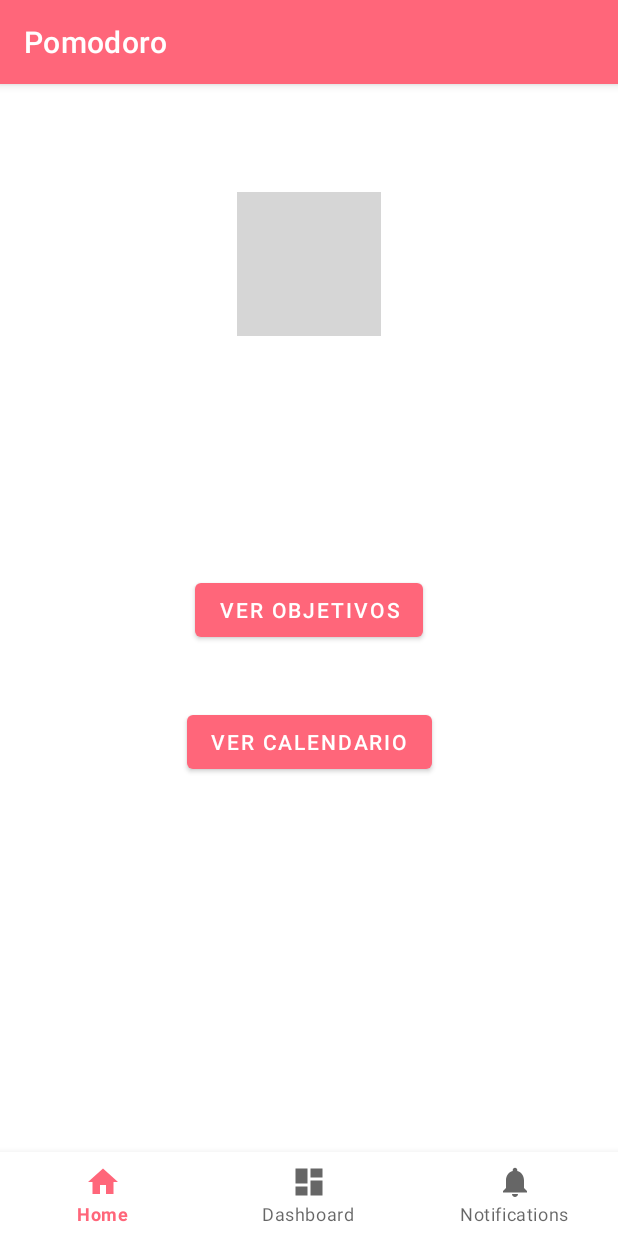
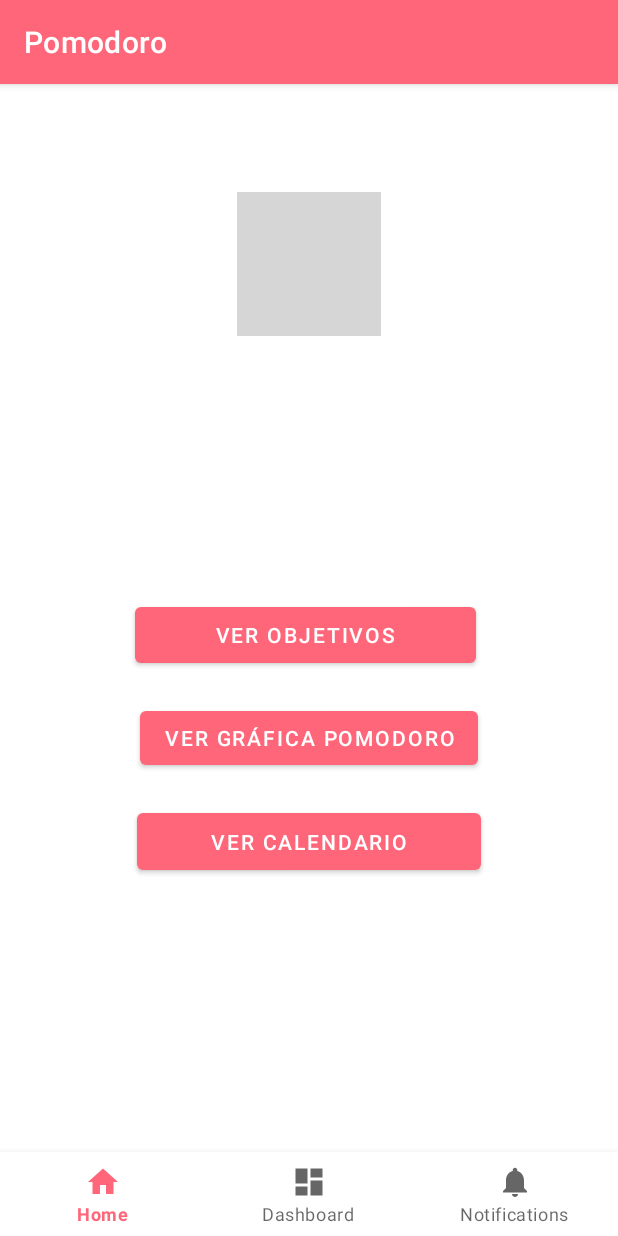
Before and after one commit to jorgeromero17/Proyecto2PDM, an Android app: the screen it shows after launch once a user with an empty profile is signed in (MiCuentaActivity), on a phone screen of 412 x 824 dp. Run offline under Robolectric (Android 15) with nearby library versions, the phone set to English and light mode, and no system bars; our stand-ins replace CircleImageView, Firebase (no records; nobody signed in at launch, a user with empty details on screens opened directly), Picasso; grey boxes are pictures that could not be loaded.

Commit message:
Grafico funcional

```diff
--- a/app/build.gradle
+++ b/app/build.gradle
@@ -54,5 +54,4 @@ dependencies {
     implementation 'com.github.salehyarahmadi:DataTable:v1.0.1'
     implementation 'com.google.code.gson:gson:2.8.6'
 
-
 }
--- a/app/src/main/java/ues/proyecto2pdm/DataBaseHelper.java
+++ b/app/src/main/java/ues/proyecto2pdm/DataBaseHelper.java
@@ -34,12 +34,12 @@ public class DataBaseHelper extends SQLiteOpenHelper {
                     "    FOREIGN KEY (idUsuario)\n" +
                     "    REFERENCES usuario(idUsuario)\n" +
                     ");");
-            db.execSQL("CREATE TABLE pomodoro (idPomodoro INTEGER PRIMARY KEY AUTOINCREMENT, fecha VARCHAR(10));");
+            db.execSQL("CREATE TABLE pomodoro (idPomodoro INTEGER PRIMARY KEY AUTOINCREMENT, idUsuario INTEGER, fecha VARCHAR(10));");
             db.execSQL("CREATE TABLE objetivo (idObjetivo INTEGER PRIMARY KEY AUTOINCREMENT, idUsuario INTEGER NOT NULL, objetivo VARCHAR(255) NOT NULL,estado VARCHAR(15) NOT NULL, cantPomodoro INTEGER);");
-            db.execSQL("INSERT INTO pomodoro VALUES(1,'3/06/2022')");
-            db.execSQL("INSERT INTO pomodoro VALUES(2,'3/06/2022')");
-            db.execSQL("INSERT INTO pomodoro VALUES(3,'4/06/2022')");
-            db.execSQL("INSERT INTO pomodoro VALUES(4,'5/06/2022')");
+            db.execSQL("INSERT INTO pomodoro VALUES(1,1,'3/06/2022')");
+            db.execSQL("INSERT INTO pomodoro VALUES(2,1,'3/06/2022')");
+            db.execSQL("INSERT INTO pomodoro VALUES(3,1,'4/06/2022')");
+            db.execSQL("INSERT INTO pomodoro VALUES(4,2,'5/06/2022')");
 
         } catch (SQLException e){
             e.printStackTrace();
@@ -51,10 +51,17 @@ public class DataBaseHelper extends SQLiteOpenHelper {
     public void onUpgrade(SQLiteDatabase sqLiteDatabase, int i, int i1) {
 
     }
-    public Cursor getDatosBar(){
+    public Cursor getDatosBar(String[] id){
 
         SQLiteDatabase db = this.getWritableDatabase();
-        Cursor c= db.rawQuery("Select fecha, count(fecha) as cantPomodoro from pomodoro group by fecha;",null);
+        Cursor c= db.rawQuery("Select idPomodoro, count(fecha) as cantPomodoro from pomodoro WHERE idUsuario = ? group by fecha;",id);
+        return c;
+    }
+
+    public Cursor getFecha(String[] idPomodoro){
+
+        SQLiteDatabase db = this.getWritableDatabase();
+        Cursor c = db.rawQuery("Select fecha FROM pomodoro where idPomodoro = ?",idPomodoro);
         return c;
     }
 }
--- a/app/src/main/java/ues/proyecto2pdm/MiCuentaActivity.java
+++ b/app/src/main/java/ues/proyecto2pdm/MiCuentaActivity.java
@@ -20,14 +20,17 @@ import com.google.android.gms.tasks.Task;
 import com.google.firebase.auth.FirebaseAuth;
 import com.google.firebase.auth.FirebaseUser;
 import com.squareup.picasso.Picasso;
+import ues.proyecto2pdm.Calendario.MainActivity;
+import ues.proyecto2pdm.Graficos.GraficosActivity;
 
-import ues.proyecto2pdm.Calendario.MainActivity;
 
 public class MiCuentaActivity extends AppCompatActivity {
 
     TextView nombre, correo;
     ImageView foto;
     Button irObjetivos, irCalendario;
+    Button barChart;
+    int idPomodoro;
 
     private FirebaseAuth mAuth;
     //Variables opcionales para desloguear de google tambien private
@@ -57,11 +60,6 @@ public class MiCuentaActivity extends AppCompatActivity {
             mGoogleSignInClient = GoogleSignIn.getClient(this, gso);
 
 
-
-        //Sacando los datos de la base
-
-
-
             irObjetivos = (Button) findViewById(R.id.irObjetivos);
             irObjetivos.setOnClickListener(new View.OnClickListener() {
                 @Override
@@ -81,6 +79,17 @@ public class MiCuentaActivity extends AppCompatActivity {
                 }
             });
 
+            barChart = (Button) findViewById(R.id.irBarChart);
+            barChart.setOnClickListener(new View.OnClickListener() {
+                @Override
+                public void onClick(View view) {
+                    idPomodoro = getIntent().getExtras().getInt("idUsuario");
+                    Intent intent = new Intent(MiCuentaActivity.this, GraficosActivity.class);
+                    intent.putExtra("idUsuario",idPomodoro);
+                    startActivity(intent);
+                }
+            });
+
         }
 
     }
--- a/app/src/main/res/layout/activity_graficos.xml
+++ b/app/src/main/res/layout/activity_graficos.xml
@@ -9,7 +9,9 @@
     <com.github.mikephil.charting.charts.BarChart
         android:id="@+id/idBarChart"
         android:layout_width="match_parent"
-        android:layout_height="match_parent">
+        android:layout_height="match_parent"
+        app:layout_constraintBottom_toBottomOf="parent"
+        >
 
     </com.github.mikephil.charting.charts.BarChart>
 </androidx.constraintlayout.widget.ConstraintLayout>
--- a/app/src/main/res/layout/activity_mi_cuenta.xml
+++ b/app/src/main/res/layout/activity_mi_cuenta.xml
@@ -52,23 +52,34 @@
 
     <Button
         android:id="@+id/irObjetivos"
-        android:layout_width="wrap_content"
-        android:layout_height="wrap_content"
-        android:text="Ver objetivos"
-        android:layout_marginTop="40dp"
+        android:layout_width="227dp"
+        android:layout_height="49dp"
+        android:layout_marginTop="56dp"
+        android:text="    Ver objetivos    "
         app:layout_constraintEnd_toEndOf="parent"
+        app:layout_constraintHorizontal_bias="0.489"
         app:layout_constraintStart_toStartOf="parent"
         app:layout_constraintTop_toBottomOf="@+id/correoUsuario" />
 
     <Button
-        android:id="@+id/irObjetivos3"
+        android:id="@+id/irBarChart"
         android:layout_width="wrap_content"
         android:layout_height="wrap_content"
-        android:layout_marginTop="40dp"
-        android:text="Ver Calendario"
+        android:text="Ver gráfica pomodoro"
+        android:layout_marginTop="20dp"
         app:layout_constraintEnd_toEndOf="parent"
         app:layout_constraintStart_toStartOf="parent"
         app:layout_constraintTop_toBottomOf="@+id/irObjetivos" />
 
+    <Button
+        android:id="@+id/irObjetivos3"
+        android:layout_width="229dp"
+        android:layout_height="50dp"
+        android:layout_marginTop="20dp"
+        android:text="Ver Calendario"
+        app:layout_constraintEnd_toEndOf="parent"
+        app:layout_constraintStart_toStartOf="parent"
+        app:layout_constraintTop_toBottomOf="@+id/irBarChart" />
+
 
 </androidx.constraintlayout.widget.ConstraintLayout>
```
Also changed, not shown: app/src/main/java/ues/proyecto2pdm/Graficos/GraficosActivity.java (+51 -20 lines), app/src/main/java/ues/proyecto2pdm/LabelFormatter.java (added, +19 -0 lines).
